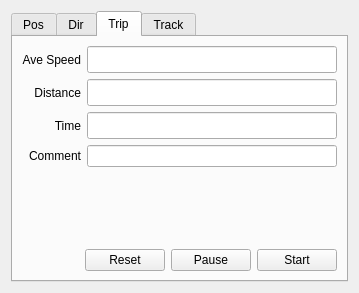
Old version of the form qtpedometer.ui in the repository wolfmanjm/qtpedometer.
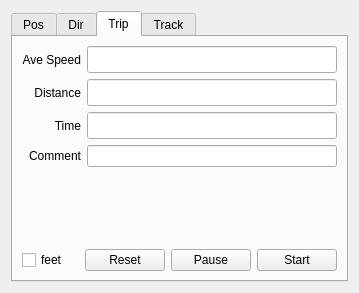
New version of the form. The open tabs and pages were chosen to show the change.

Commit message: Added a feet check box to toggle display of distance in feet or miles Increase font size of speed Add mph and ft to display

What changed in the file:
```diff
--- a/qtpedometer.ui
+++ b/qtpedometer.ui
@@ -266,6 +266,16 @@
        </item>
        <item row="2" column="0" >
         <layout class="QHBoxLayout" >
+         <item>
+          <layout class="QVBoxLayout" />
+         </item>
+         <item>
+          <widget class="QCheckBox" name="feetButton" >
+           <property name="text" >
+            <string>feet</string>
+           </property>
+          </widget>
+         </item>
          <item>
           <spacer>
            <property name="orientation" >
```
Left out of the diff: 7 changed lines with no effect on the pictures. The commit also changes 2 other files.
